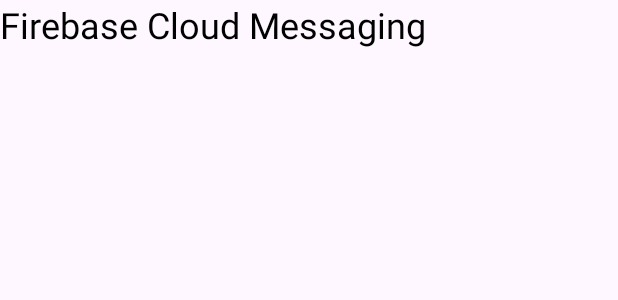
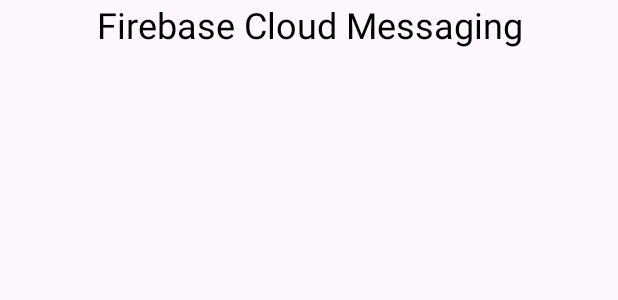
Before and after one commit to Niraviman-Singha/FCM-Notification, an Android app: the layout activity_main.xml on its own in the app's theme, with its tools: preview values and no code run, on a phone screen of 412 x 824 dp. Shown: the top 300 px of the screen. Run offline under Robolectric (Android 15) with nearby library versions, the phone set to English and light mode, and no system bars.

Commit message:
Firebase Cloud Messaging

```diff
--- a/app/src/main/res/layout/activity_main.xml
+++ b/app/src/main/res/layout/activity_main.xml
@@ -7,14 +7,15 @@
     android:orientation="vertical"
     tools:context=".MainActivity">
 
-   <TextView
-       android:layout_width="match_parent"
-       android:layout_height="wrap_content"
-       android:id="@+id/textView"
-       android:text="Firebase Cloud Messaging"
-       android:textSize="24sp"
-       android:textColor="@color/black">
+    <TextView
+        android:id="@+id/textView"
+        android:layout_width="match_parent"
+        android:layout_height="wrap_content"
+        android:gravity="center"
+        android:text="Firebase Cloud Messaging"
+        android:textColor="@color/black"
+        android:textSize="24sp">
 
-   </TextView>
+    </TextView>
 
 </LinearLayout>
```
Also changed, not shown: app/src/main/java/com/example/fcm_notification/MainActivity.kt (+16 -1 lines).
